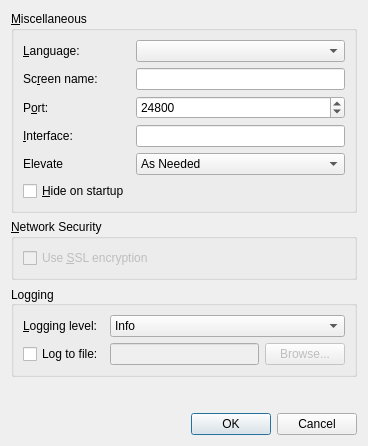
This is src/gui/src/SettingsDialogBase.ui in lockekk/deskflow-hid as Qt 5 draws it before an edit. The edited form follows.
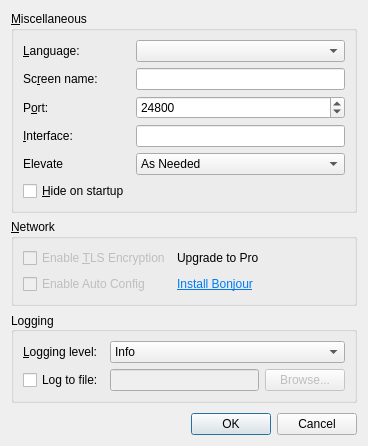
This is the edited form.

Commit message:
#6338 Part-done: Move Auto Config checkbox to settings screen
Also refactored Windows Bonjour code to new class, and moved some of the Zeroconf stuff to a new class

The edit to the form file:
```diff
--- a/src/gui/src/SettingsDialogBase.ui
+++ b/src/gui/src/SettingsDialogBase.ui
@@ -168,7 +168,7 @@
       </sizepolicy>
      </property>
      <property name="title">
-      <string>&amp;Network Security</string>
+      <string>&amp;Network</string>
      </property>
      <layout class="QFormLayout" name="formLayout">
       <property name="fieldGrowthPolicy">
@@ -180,22 +180,42 @@
          <bool>false</bool>
         </property>
         <property name="text">
-         <string>Use &amp;SSL encryption</string>
+         <string>Enable &amp;TLS Encryption</string>
+        </property>
+       </widget>
+      </item>
+      <item row="2" column="0">
+       <widget class="QCheckBox" name="m_pCheckBoxAutoConfig">
+        <property name="enabled">
+         <bool>false</bool>
+        </property>
+        <property name="text">
+         <string>Enable Auto Config</string>
+        </property>
+       </widget>
+      </item>
+      <item row="2" column="1">
+       <widget class="QLabel" name="m_pLabelInstallBonjour">
+        <property name="text">
+         <string>&lt;html&gt;&lt;head/&gt;&lt;body&gt;&lt;p&gt;&lt;a href=&quot;#&quot;&gt;&lt;span style=&quot; text-decoration: underline; color:#007af4;&quot;&gt;Install Bonjour&lt;/span&gt;&lt;/a&gt;&lt;/p&gt;&lt;/body&gt;&lt;/html&gt;</string>
+        </property>
+        <property name="textFormat">
+         <enum>Qt::RichText</enum>
+        </property>
+        <property name="openExternalLinks">
+         <bool>true</bool>
         </property>
        </widget>
       </item>
       <item row="0" column="1">
-       <spacer name="horizontalSpacer">
-        <property name="orientation">
-         <enum>Qt::Horizontal</enum>
+       <widget class="QLabel" name="m_pLabelProUpgrade">
+        <property name="text">
+         <string>&lt;html&gt;&lt;head/&gt;&lt;body&gt;&lt;p&gt;&lt;a href=&quot;https://symless.com/account?source=gui&amp;amp;intent=upgrade&quot;&gt;&lt;span style=&quot; text-decoration: underline; color:#007af4;&quot;&gt;Upgrade to Pro&lt;/span&gt;&lt;/a&gt;&lt;/p&gt;&lt;/body&gt;&lt;/html&gt;</string>
         </property>
-        <property name="sizeHint" stdset="0">
-         <size>
-          <width>40</width>
-          <height>20</height>
-         </size>
+        <property name="textFormat">
+         <enum>Qt::RichText</enum>
         </property>
-       </spacer>
+       </widget>
       </item>
      </layout>
     </widget>
```
Left out of the diff: 2 changed lines with no effect on the pictures. The commit also changes 13 other files.
